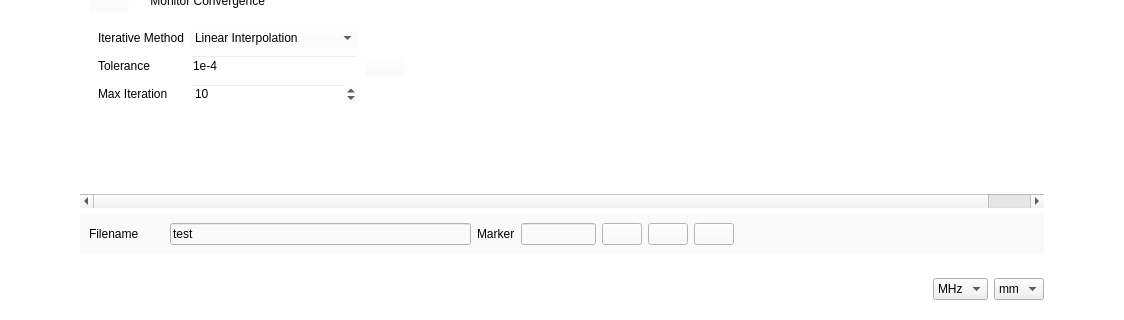
First picture: the form in ui_files/run_tune.ui, repository Dark-Elektron/CavityDesignHub, before the edit; both pictures show x 122 to 1246 and y 373 to 693 of the 1391 by 693 pixel window.
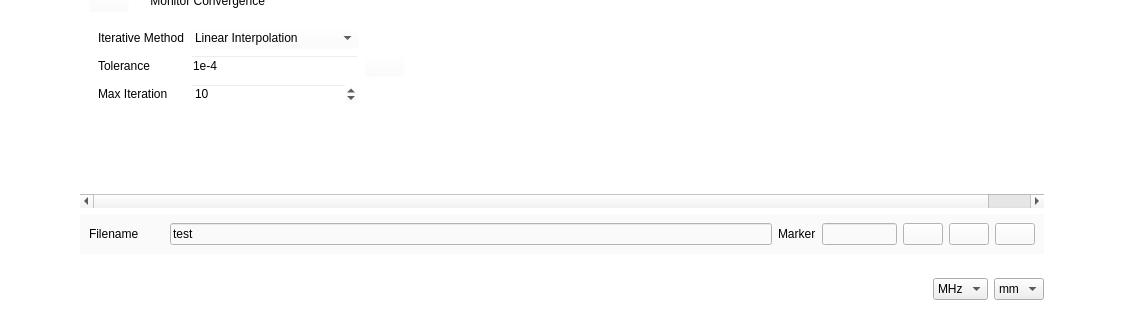
Second picture: the form after the edit. Icons and pictures are not drawn.

Patch:
```diff
--- a/ui_files/run_tune.ui
+++ b/ui_files/run_tune.ui
@@ -1867,18 +1867,12 @@
               </property>
              </widget>
             </item>
-            <item row="0" column="7">
-             <spacer name="horizontalSpacer_10">
-              <property name="orientation">
-               <enum>Qt::Horizontal</enum>
+            <item row="0" column="2">
+             <widget class="QLabel" name="label_21">
+              <property name="text">
+               <string>Marker</string>
               </property>
-              <property name="sizeHint" stdset="0">
-               <size>
-                <width>40</width>
-                <height>20</height>
-               </size>
-              </property>
-             </spacer>
+             </widget>
             </item>
            </layout>
           </widget>
```
Left out of the diff: 127 changed lines with no effect on the pictures.
